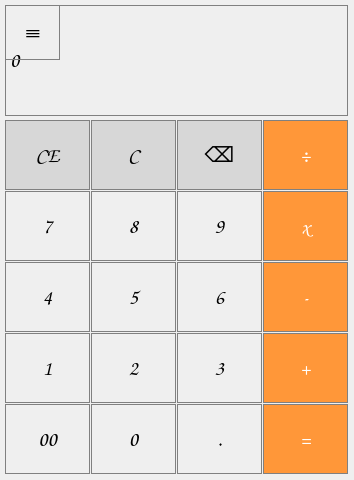
Before: the Qt Designer form source/calculator.ui in Qvuark/calculator, drawn with Qt 5.
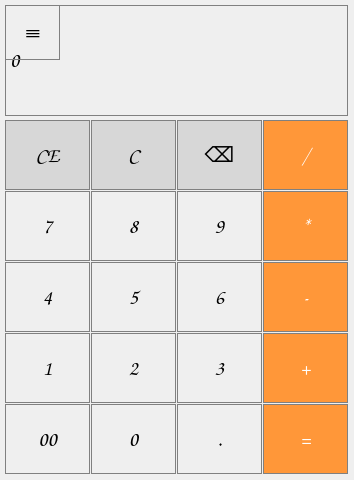
After: the same form once the commit is applied.

Commit message: made some changes, added simple ariphmetics and chained equations

Diff of the .ui file:
```diff
--- a/source/calculator.ui
+++ b/source/calculator.ui
@@ -190,7 +190,7 @@
 }</string>
    </property>
    <property name="text">
-    <string>÷</string>
+    <string>/</string>
    </property>
   </widget>
   <widget class="QPushButton" name="pushBtn_7">
@@ -308,7 +308,7 @@
 }</string>
    </property>
    <property name="text">
-    <string>x</string>
+    <string>*</string>
    </property>
   </widget>
   <widget class="QPushButton" name="pushBtn_Substraction">
```
Left out of the diff: 8 changed lines with no effect on the pictures. The commit also changes 2 other files.
